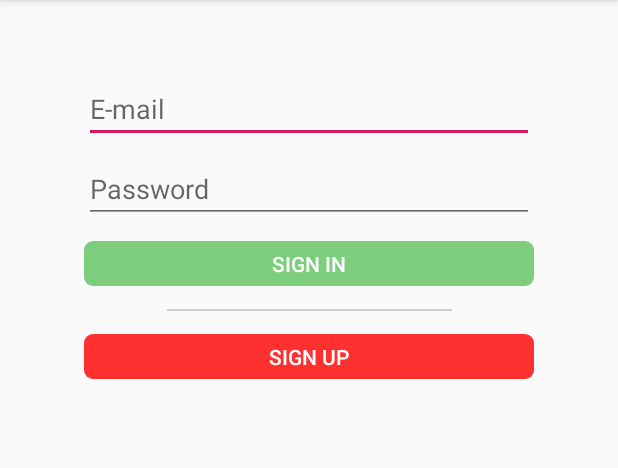
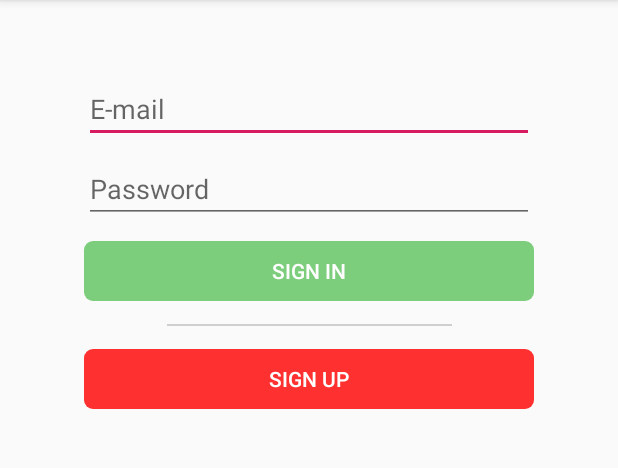
Before and after one commit to chendatao407786/Projet_NFC_THIAW_NDIAYE_CHEN, an Android app: the screen it shows after launch (SignInActivity), on a phone screen of 412 x 824 dp, the part 84-552 px from its top. Run offline under Robolectric (Android 15) with nearby library versions, the phone set to English and light mode, and no system bars.

Commit message:
Update activity_sign_in.xml

```diff
--- a/EasyCommand/app/src/main/res/layout/activity_sign_in.xml
+++ b/EasyCommand/app/src/main/res/layout/activity_sign_in.xml
@@ -39,7 +39,7 @@
         android:id="@+id/login_button"
         android:radius="10dp"
         android:layout_width="300dp"
-        android:layout_height="30dp"
+        android:layout_height="40dp"
         android:layout_marginStart="8dp"
         android:layout_marginTop="12dp"
         android:layout_marginEnd="8dp"
@@ -70,7 +70,7 @@
         android:background="@drawable/button_background"
         android:backgroundTint="#FF3030"
         android:layout_width="300dp"
-        android:layout_height="30dp"
+        android:layout_height="40dp"
         android:layout_marginStart="8dp"
         android:layout_marginEnd="8dp"
         android:layout_marginTop="15dp"
```
